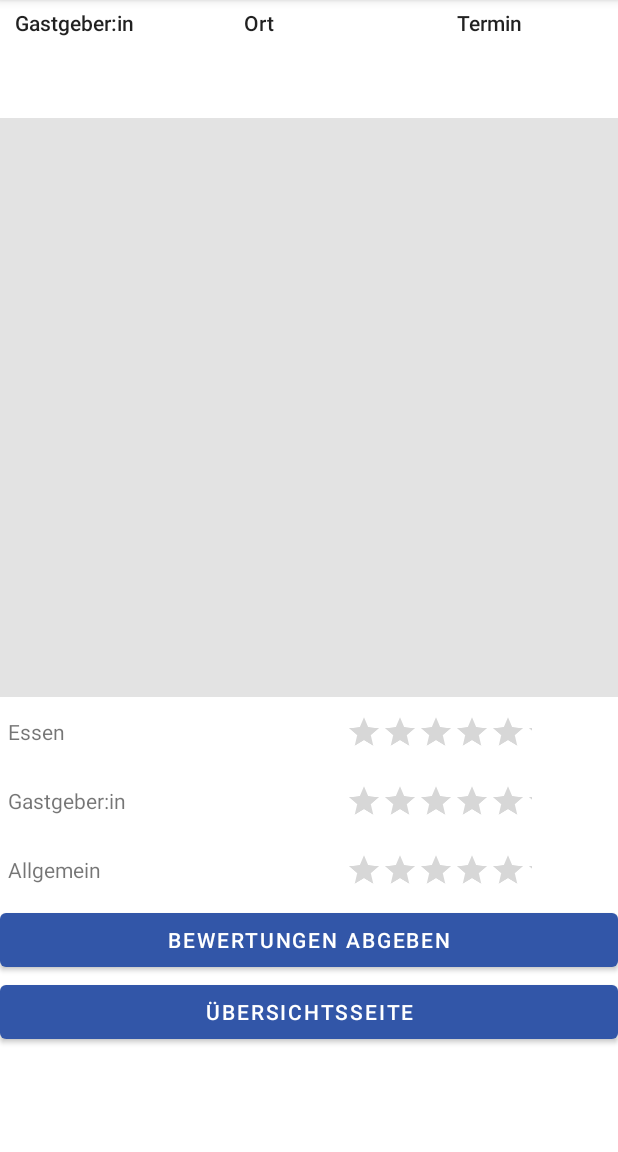
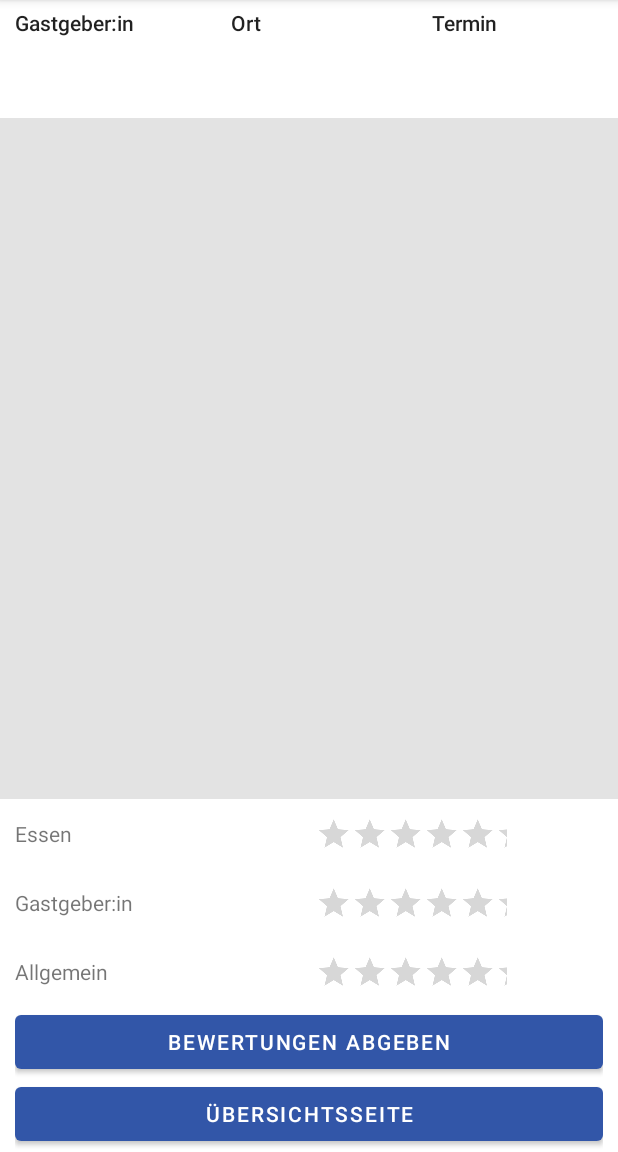
Before and after one commit to DorisHanway/GameEveningApp, an Android app: the PastGameEveningDetailActivity screen opened directly, with no data from a screen before it, on a phone screen of 412 x 824 dp, the part 84-1236 px from its top. Run offline under Robolectric (Android 15) with nearby library versions, the phone set to English and light mode, and no system bars; our stand-ins replace Room's generated code; 5 statements that could not run were skipped.

Commit message:
Made layouts more responsive

```diff
--- a/app/src/main/java/com/hanway/game/evening/app/activities/PastGameEveningDetailActivity.java
+++ b/app/src/main/java/com/hanway/game/evening/app/activities/PastGameEveningDetailActivity.java
@@ -131,7 +131,8 @@ public class PastGameEveningDetailActivity extends AppCompatActivity {
                                 // Check if the current user already voted
                                 if(rating.userId.equals(currentUser.userId)){
                                     Button submitVote = findViewById(R.id.submit_vote);
-                                    submitVote.setVisibility(View.GONE);
+                                    submitVote.setAlpha(.5f);
+                                    submitVote.setClickable(false);
                                     foodRating.setIsIndicator(true);
                                     hostRating.setIsIndicator(true);
                                     eveningRating.setIsIndicator(true);
--- a/app/src/main/res/layout/game_evening_detail_view.xml
+++ b/app/src/main/res/layout/game_evening_detail_view.xml
@@ -5,9 +5,9 @@
     android:background="#FFFFFF">
 
     <LinearLayout
-        android:layout_width="match_parent"
+        android:layout_width="0dp"
         android:layout_height="wrap_content"
-        android:layout_weight="1"
+        android:layout_weight="0.35"
         android:orientation="vertical">
 
         <TextView
@@ -28,9 +28,9 @@
     </LinearLayout>
 
     <LinearLayout
-        android:layout_width="match_parent"
+        android:layout_width="0dp"
         android:layout_height="wrap_content"
-        android:layout_weight="1"
+        android:layout_weight="0.35"
         android:orientation="vertical">
 
         <TextView
@@ -52,9 +52,9 @@
     </LinearLayout>
 
     <LinearLayout
-        android:layout_width="367dp"
+        android:layout_width="0dp"
         android:layout_height="wrap_content"
-        android:layout_weight="1"
+        android:layout_weight="0.30"
         android:orientation="vertical">
 
         <TextView
--- a/app/src/main/res/layout/past_game_evening_detail.xml
+++ b/app/src/main/res/layout/past_game_evening_detail.xml
@@ -9,9 +9,9 @@
     <LinearLayout
         android:id="@+id/linearLayout"
         android:layout_width="match_parent"
-        android:layout_height="match_parent"
+        android:layout_height="0dp"
         android:orientation="vertical"
-        app:layout_constraintBottom_toBottomOf="parent"
+        app:layout_constraintBottom_toTopOf="@+id/rating_layout"
         app:layout_constraintEnd_toEndOf="parent"
         app:layout_constraintStart_toStartOf="parent"
         app:layout_constraintTop_toTopOf="parent">
@@ -24,7 +24,7 @@
         <ListView
             android:id="@+id/list_game_recommendations"
             android:layout_width="match_parent"
-            android:layout_height="386dp"
+            android:layout_height="match_parent"
             android:background="#E3E3E3"
             android:divider="#E3E3E3"
             android:dividerHeight="5dp"
@@ -36,11 +36,18 @@
 
         </ListView>
 
+    </LinearLayout>
+
     <LinearLayout
         android:id="@+id/rating_layout"
         android:layout_width="match_parent"
         android:layout_height="235dp"
-            android:orientation="vertical">
+        android:layout_marginStart="10dp"
+        android:layout_marginEnd="10dp"
+        android:orientation="vertical"
+        app:layout_constraintBottom_toBottomOf="parent"
+        app:layout_constraintEnd_toEndOf="parent"
+        app:layout_constraintStart_toStartOf="parent">
 
         <LinearLayout
             android:layout_width="match_parent"
@@ -48,17 +55,19 @@
 
             <TextView
                 android:id="@+id/rate_food_text"
-                    android:layout_width="163dp"
+                android:layout_width="0dp"
                 android:layout_height="46dp"
-                    android:layout_marginLeft="5dp"
+                android:layout_marginLeft="0dp"
+                android:layout_weight="0.35"
                 android:gravity="start|center_vertical"
                 android:text="@string/rate_food"
                 android:textAlignment="textStart" />
 
             <RatingBar
                 android:id="@+id/rate_food_bar"
-                    android:layout_width="248dp"
+                android:layout_width="0dp"
                 android:layout_height="46dp"
+                android:layout_weight="0.65"
                 android:max="5"
                 android:numStars="5"
                 android:rating="0"
@@ -75,17 +84,19 @@
 
             <TextView
                 android:id="@+id/rate_host_text"
-                    android:layout_width="163dp"
+                android:layout_width="0dp"
                 android:layout_height="46dp"
-                    android:layout_marginLeft="5dp"
+                android:layout_marginLeft="0dp"
+                android:layout_weight="0.35"
                 android:gravity="start|center_vertical"
                 android:text="@string/host"
                 android:textAlignment="textStart" />
 
             <RatingBar
                 android:id="@+id/rate_host_bar"
-                    android:layout_width="248dp"
+                android:layout_width="0dp"
                 android:layout_height="46dp"
+                android:layout_weight="0.65"
                 android:max="5"
                 android:numStars="5"
                 android:rating="0"
@@ -102,17 +113,19 @@
 
             <TextView
                 android:id="@+id/rate_evening_text"
-                    android:layout_width="163dp"
+                android:layout_width="0dp"
                 android:layout_height="46dp"
-                    android:layout_marginLeft="5dp"
+                android:layout_marginLeft="0dp"
+                android:layout_weight="0.35"
                 android:gravity="start|center_vertical"
                 android:text="@string/rate_evening"
                 android:textAlignment="textStart" />
 
             <RatingBar
                 android:id="@+id/rate_evening_bar"
-                    android:layout_width="248dp"
+                android:layout_width="0dp"
                 android:layout_height="46dp"
+                android:layout_weight="0.65"
                 android:max="5"
                 android:numStars="5"
                 android:rating="0"
@@ -138,6 +151,4 @@
             android:text="@string/overview" />
     </LinearLayout>
 
-    </LinearLayout>
-
 </androidx.constraintlayout.widget.ConstraintLayout>
```
Also changed, not shown: app/src/main/res/layout/activity_main.xml (+10 -4 lines), app/src/main/res/layout/game_evening_item.xml (+8 -10 lines), app/src/main/res/layout/game_evening_overview.xml (+24 -12 lines), app/src/main/res/layout/game_suggestion_item.xml (+6 -7 lines), app/src/main/res/layout/upcoming_game_evening_detail.xml (+15 -4 lines), app/src/main/res/layout/user_message_item.xml (+4 -4 lines), app/src/main/res/layout/user_message_overview.xml (+25 -10 lines). Lines whose indentation alone changed are shown as unchanged.
